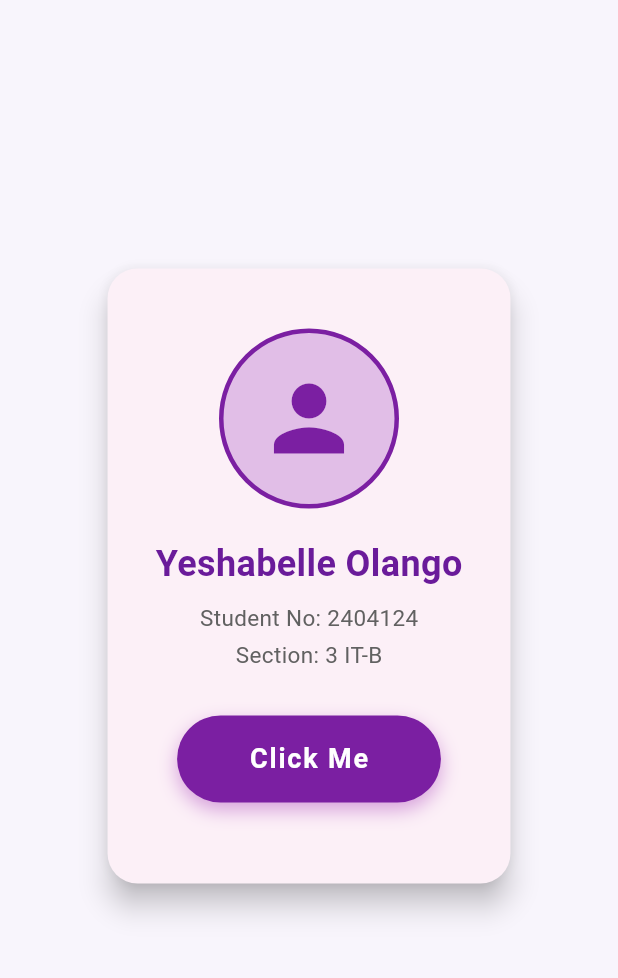
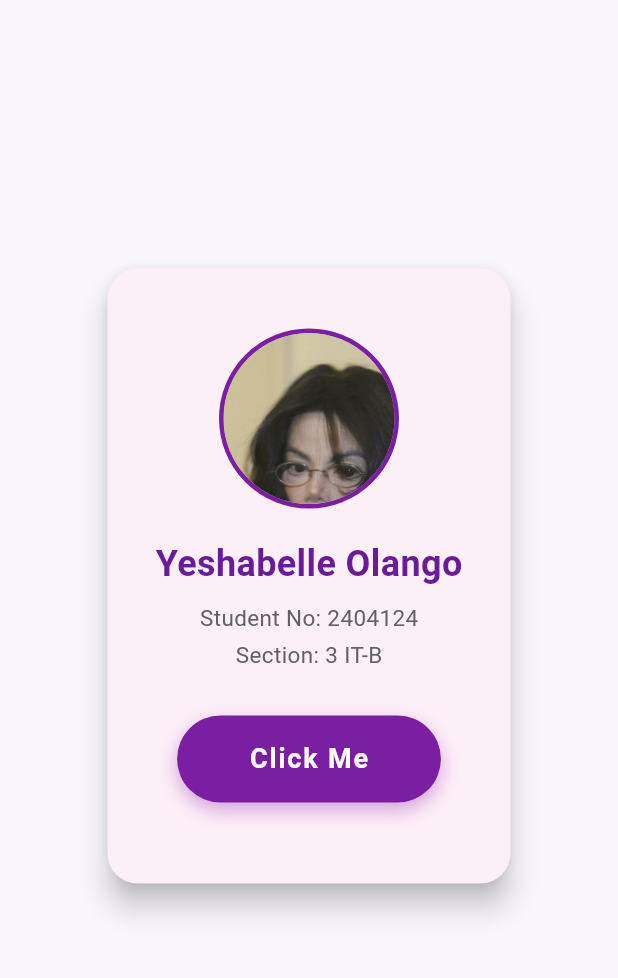
Before and after one commit to Eeriem/PersonalPortfolio, a Flutter app: the screen it shows after launch, on a phone screen of 412 x 824 dp, the part 84-1062 px from its top. Run offline on Flutter 3.47's test engine with Material 3 defaults, Android fonts, the phone set to English and light mode, and no system bars.

Commit message:
mikey photo

```diff
--- a/lib/main.dart
+++ b/lib/main.dart
@@ -84,7 +84,7 @@
               child: Column(
                 mainAxisSize: MainAxisSize.min,
                 children: [
-                  // Profile Picture
+                  // Profile Picture (Updated with mike.jpg)
                   Container(
                     width: 120,
                     height: 120,
@@ -96,10 +96,11 @@
                         width: 3,
                       ),
                     ),
-                    child: Icon(
-                      Icons.person,
-                      size: 70,
-                      color: Colors.purple.shade700,
+                    child: ClipOval(
+                      child: Image.asset(
+                        'assets/mike.jpg',
+                        fit: BoxFit.cover,
+                      ),
                     ),
                   ),
 
```
Also changed, not shown: pubspec.yaml (+2 -8 lines), assets/mike.jpg (added).
